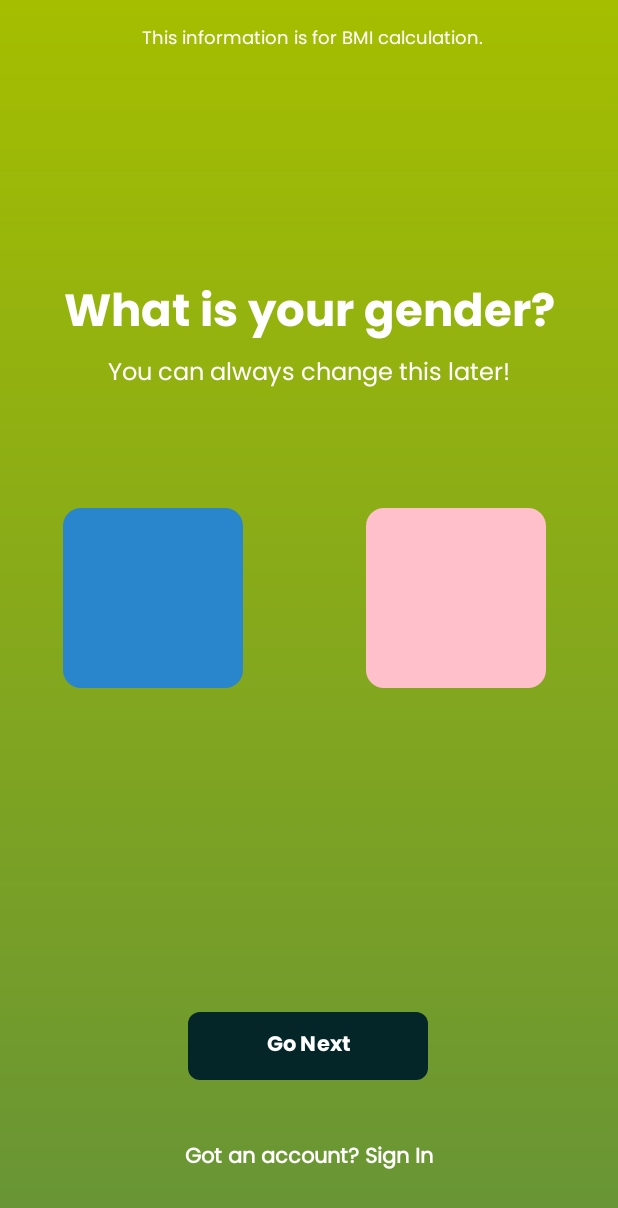
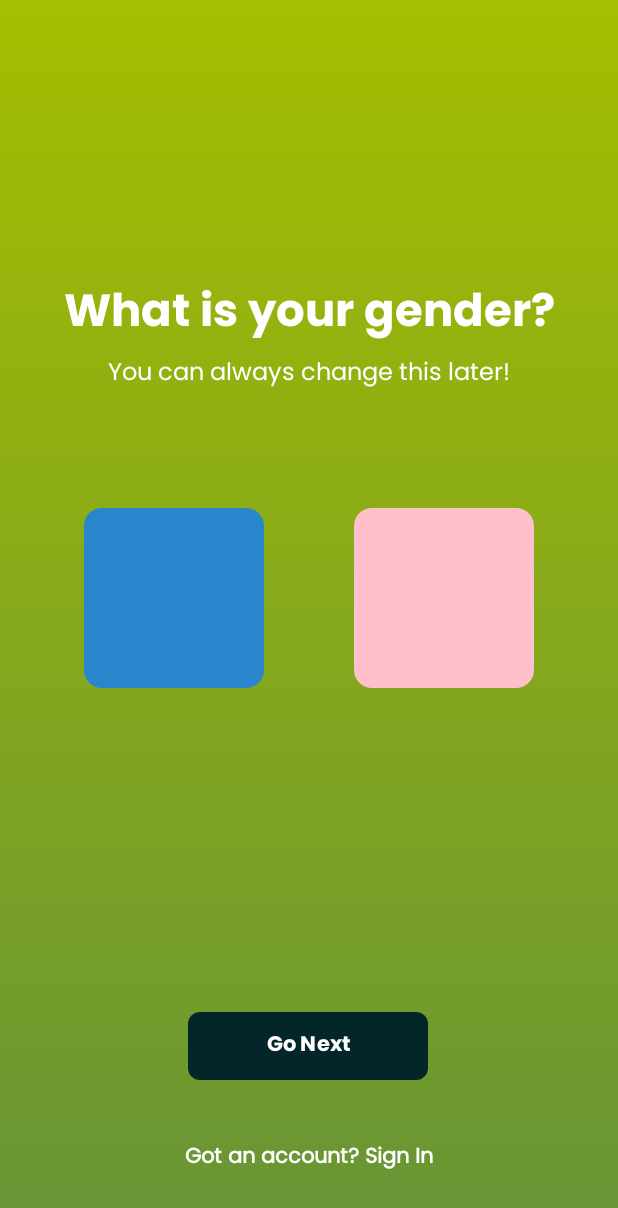
Before and after one commit to cowcow22/UTS_MAP_Mangan, an Android app: the WelcomePageGenderActivity screen opened directly, with no data from a screen before it, on a phone screen of 412 x 824 dp. Shown: the top 1208 px of the screen. Run offline under Robolectric (Android 15) with nearby library versions, the light colour scheme and no system bars.

Commit message:
Update button gender position
button jdi tengah

```diff
--- a/app/src/main/res/layout/welcome_page_gender.xml
+++ b/app/src/main/res/layout/welcome_page_gender.xml
@@ -45,45 +45,41 @@
     <!-- Gender Selection Buttons -->
 
 
-    <Button
-        android:id="@+id/btn_female"
-        android:layout_width="120dp"
-        android:layout_height="120dp"
+    <RadioGroup
+        android:id="@+id/radioGroupGender"
+        android:layout_width="match_parent"
+        android:layout_height="wrap_content"
+        app:layout_constraintTop_toBottomOf="@id/tv_subtitle"
+        app:layout_constraintEnd_toEndOf="parent"
+        app:layout_constraintStart_toStartOf="parent"
         android:layout_marginTop="76dp"
-        android:layout_marginEnd="32dp"
-        app:backgroundTint="@null"
-        android:background="@drawable/female_button_background"
-        app:layout_constraintEnd_toEndOf="parent"
-        app:layout_constraintTop_toBottomOf="@id/tv_subtitle"
-        app:layout_constraintWidth_percent="0.4" />
+        android:orientation="horizontal"
+        android:gravity="center">
 
-    <Button
-        android:id="@+id/btn_male"
-        android:layout_width="120dp"
-        android:layout_height="120dp"
-        android:layout_marginTop="76dp"
-        android:layout_marginEnd="40dp"
-        android:background="@drawable/male_button_background"
-        app:backgroundTint="@null"
-        app:layout_constraintEnd_toStartOf="@+id/btn_female"
-        app:layout_constraintHorizontal_bias="0.38"
-        app:layout_constraintStart_toStartOf="parent"
-        app:layout_constraintTop_toBottomOf="@id/tv_subtitle"
-        app:layout_constraintWidth_percent="0.4" />
+        <RadioButton
+            android:id="@+id/btn_male"
+            android:layout_width="120dp"
+            android:layout_height="120dp"
+            android:layout_marginEnd="30dp"
+            android:background="@drawable/male_button_background"
+            android:button="@null"
+            app:backgroundTint="@null"
+            app:layout_constraintEnd_toStartOf="@+id/btn_female"
+            app:layout_constraintWidth_percent="0.4" />
 
-    <TextView
-        android:id="@+id/tv_privacy_info"
-        android:layout_width="wrap_content"
-        android:layout_height="wrap_content"
-        android:layout_marginTop="16dp"
-        android:fontFamily="@font/poppins_regular"
-        android:text="This information is for BMI calculation."
-        android:textColor="@android:color/white"
-        android:textSize="12sp"
-        app:layout_constraintEnd_toEndOf="parent"
-        app:layout_constraintHorizontal_bias="0.516"
-        app:layout_constraintStart_toStartOf="parent"
-        app:layout_constraintTop_toBottomOf="@id/et_input_name" />
+        <RadioButton
+            android:id="@+id/btn_female"
+            android:layout_width="120dp"
+            android:layout_height="120dp"
+            android:layout_marginStart="30dp"
+            android:background="@drawable/female_button_background"
+            android:button="@null"
+            app:backgroundTint="@null"
+            app:layout_constraintEnd_toEndOf="parent"
+            app:layout_constraintWidth_percent="0.4" />
+
+    </RadioGroup>
+
 
     <!-- Button: Go Next -->
 
```
